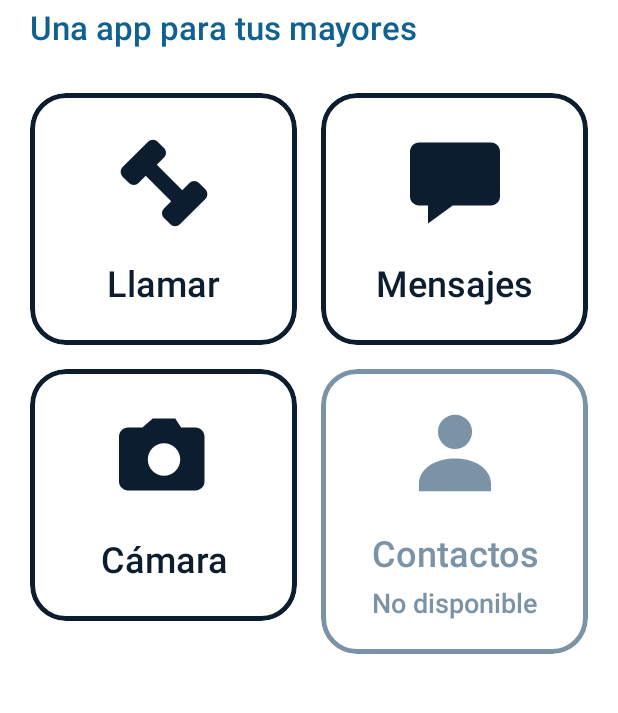
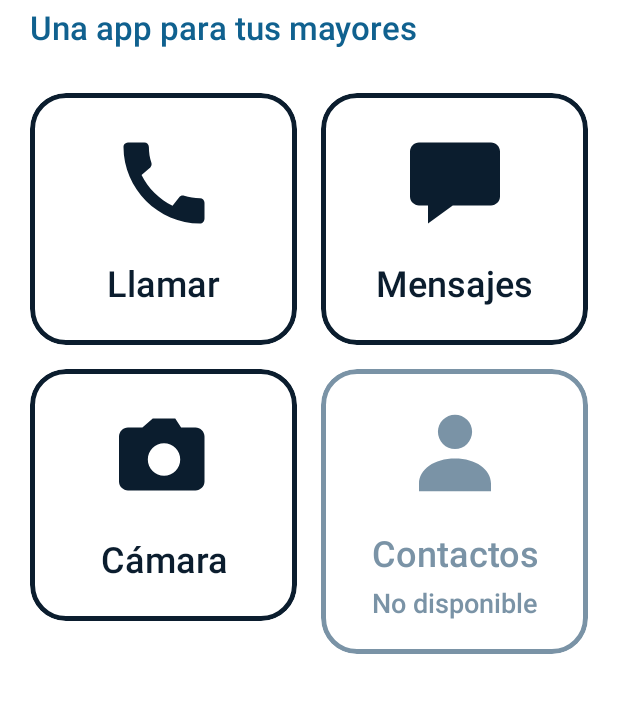
Before and after one commit to JaviBrozos/Coida, an Android app built with Jetpack Compose: the @Preview function HomeScreenPreview, on a phone screen of 412 x 824 dp, the part 108-821 px from its top. Run offline under Robolectric (Android 15) with nearby library versions, the phone set to English and light mode, and no system bars.

Commit message:
Cambié el icono de la llamada.

```diff
--- a/app/src/main/res/drawable/ic_call.xml
+++ b/app/src/main/res/drawable/ic_call.xml
@@ -1,16 +1,16 @@
 <?xml version="1.0" encoding="utf-8"?>
-<!-- Auricular de teléfono. Trazo grueso y macizo para que se lea bien a tamaño grande. -->
+<!--
+    Auricular de teléfono (silueta maciza de Material).
+    Se prefiere esta forma a un auricular geométrico "de barra": a tamaño grande
+    la barra recta se confunde con una pesa, mientras que la curva del auricular
+    descolgado se reconoce de un vistazo, que es lo que importa aquí.
+-->
 <vector xmlns:android="http://schemas.android.com/apk/res/android"
     android:width="24dp"
     android:height="24dp"
     android:viewportWidth="24"
     android:viewportHeight="24">
-    <group
-        android:pivotX="12"
-        android:pivotY="12"
-        android:rotation="-45">
-        <path
-            android:fillColor="#FF000000"
-            android:pathData="M8,3 h8 a1.5,1.5 0 0 1 1.5,1.5 v2 a1.5,1.5 0 0 1 -1.5,1.5 h-2.25 v8 h2.25 a1.5,1.5 0 0 1 1.5,1.5 v2 a1.5,1.5 0 0 1 -1.5,1.5 h-8 a1.5,1.5 0 0 1 -1.5,-1.5 v-2 a1.5,1.5 0 0 1 1.5,-1.5 h2.25 v-8 h-2.25 a1.5,1.5 0 0 1 -1.5,-1.5 v-2 a1.5,1.5 0 0 1 1.5,-1.5 z" />
-    </group>
+    <path
+        android:fillColor="#FF000000"
+        android:pathData="M20.01,15.38c-1.23,0 -2.42,-0.2 -3.53,-0.56 -0.35,-0.12 -0.74,-0.03 -1.01,0.24l-1.57,1.97c-2.83,-1.35 -5.48,-3.9 -6.89,-6.83l1.95,-1.66c0.27,-0.28 0.35,-0.67 0.24,-1.02 -0.37,-1.11 -0.56,-2.3 -0.56,-3.53 0,-0.54 -0.45,-0.99 -0.99,-0.99H4.19C3.65,3 3,3.24 3,3.99 3,13.28 10.73,21 20.01,21c0.71,0 0.99,-0.63 0.99,-1.18v-3.45c0,-0.54 -0.45,-0.99 -0.99,-0.99z" />
 </vector>
```
